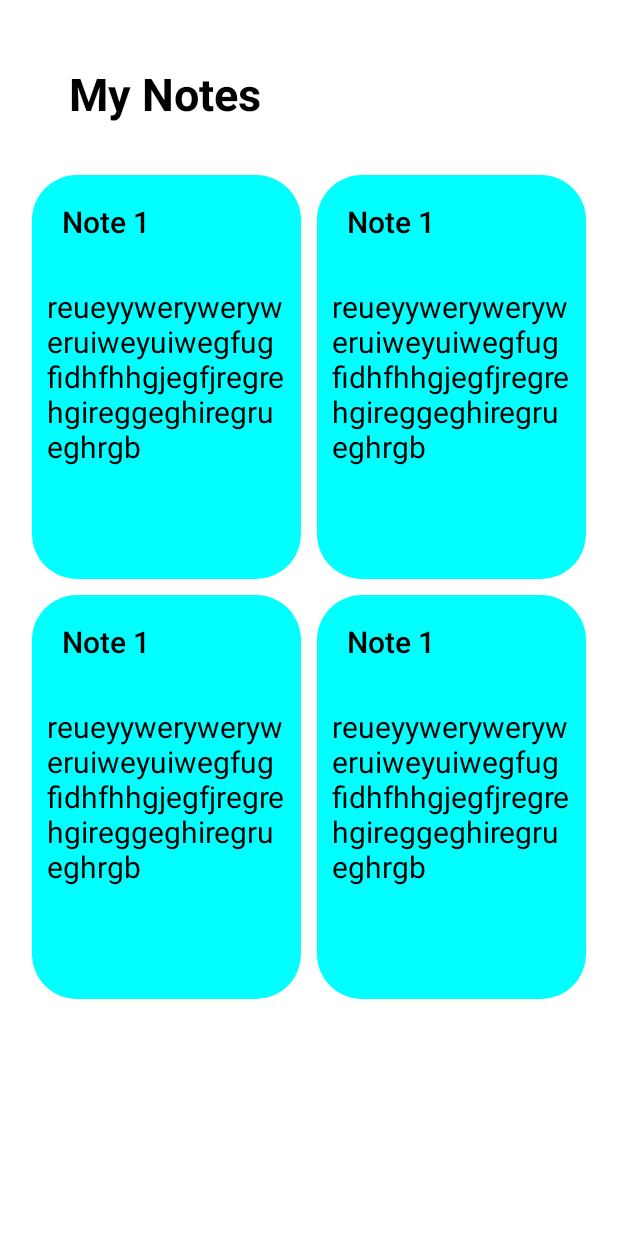
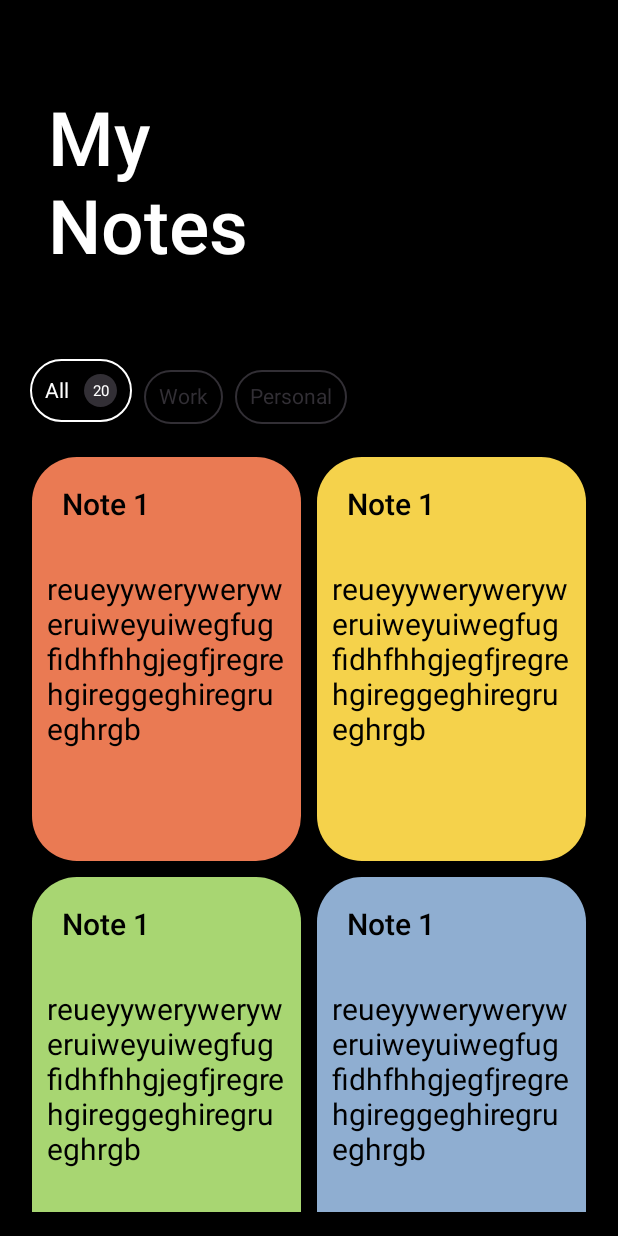
Before and after one commit to navneet851/PRODIGY_AD_02, an Android app built with Jetpack Compose: the @Preview function HomeScreen, on a phone screen of 412 x 824 dp. Run offline under Robolectric (Android 15) with nearby library versions, the phone set to English and light mode, and no system bars.

Commit message:
Home Screen

```diff
--- /dev/null
+++ b/app/src/main/java/com/android/todo/ui/components/ChipSection.kt
@@ -0,0 +1,79 @@
+package com.android.todo.ui.components
+
+import androidx.compose.animation.core.animateDpAsState
+import androidx.compose.foundation.background
+import androidx.compose.foundation.border
+import androidx.compose.foundation.layout.Arrangement
+import androidx.compose.foundation.layout.Box
+import androidx.compose.foundation.layout.Row
+import androidx.compose.foundation.layout.Spacer
+import androidx.compose.foundation.layout.fillMaxSize
+import androidx.compose.foundation.layout.fillMaxWidth
+import androidx.compose.foundation.layout.height
+import androidx.compose.foundation.layout.offset
+import androidx.compose.foundation.layout.padding
+import androidx.compose.foundation.layout.width
+import androidx.compose.foundation.shape.RoundedCornerShape
+import androidx.compose.material3.MaterialTheme
+import androidx.compose.material3.Text
+import androidx.compose.runtime.Composable
+import androidx.compose.runtime.getValue
+import androidx.compose.ui.Alignment
+import androidx.compose.ui.Modifier
+import androidx.compose.ui.draw.clip
+import androidx.compose.ui.graphics.Color
+import androidx.compose.ui.tooling.preview.Preview
+import androidx.compose.ui.unit.dp
+import androidx.compose.ui.unit.sp
+
+data class Chip(
+    val text: String,
+    val selected: Boolean,
+    val count: Int
+)
+
+
+@Composable
+fun ChipSection(
+    chips: List<Chip>
+) {
+    Row(
+        verticalAlignment = Alignment.CenterVertically,
+        modifier = Modifier
+            .fillMaxWidth()
+            .height(70.dp)
+    ) {
+        repeat(chips.size) {
+            val offsetY by animateDpAsState(if (chips[it].selected) (-4).dp else 0.dp)
+            Row(
+                horizontalArrangement = Arrangement.SpaceBetween,
+                verticalAlignment = Alignment.CenterVertically,
+                modifier = Modifier
+                    .padding(4.dp)
+                    .offset(y = offsetY)
+                    .border(1.dp, if(chips[it].selected) Color.White else MaterialTheme.colorScheme.inverseSurface, RoundedCornerShape(50))
+                    .padding(10.dp)
+            ) {
+                Text(text = chips[it].text, color = if(chips[it].selected) Color.White else MaterialTheme.colorScheme.inverseSurface)
+                if (chips[it].selected) {
+                    Spacer(Modifier.width(10.dp))
+                    Box(
+                        contentAlignment = Alignment.Center,
+                        modifier = Modifier
+                            .height(22.dp)
+                            .width(22.dp)
+                            .clip(RoundedCornerShape(50))
+                            .background(MaterialTheme.colorScheme.inverseSurface)
+                    ) {
+                        Text(
+                            color = Color.White,
+                            fontSize = 10.sp,
+                            text = chips[it].count.toString()
+                        )
+                    }
+                }
+
+            }
+        }
+    }
+}
--- a/app/src/main/java/com/android/todo/ui/components/NoteTemplate.kt
+++ b/app/src/main/java/com/android/todo/ui/components/NoteTemplate.kt
@@ -9,6 +9,7 @@ import androidx.compose.foundation.layout.padding
 import androidx.compose.foundation.rememberScrollState
 import androidx.compose.foundation.shape.RoundedCornerShape
 import androidx.compose.foundation.verticalScroll
+import androidx.compose.material3.MaterialTheme
 import androidx.compose.material3.Text
 import androidx.compose.runtime.Composable
 import androidx.compose.ui.Modifier
@@ -22,14 +23,14 @@ import androidx.compose.ui.unit.sp
 @Preview(showBackground = true)
 @Composable
 fun NoteTemplate(
-
+    color : Color = MaterialTheme.colorScheme.inverseSurface
 ) {
     Column(
         modifier = Modifier
             .height(280.dp)
             .padding(5.dp)
             .clip(RoundedCornerShape(30.dp))
-            .background(Color.Cyan)
+            .background(color)
             .padding(10.dp)
 //            .verticalScroll(rememberScrollState())
 
--- a/app/src/main/java/com/android/todo/ui/screens/HomeScreen.kt
+++ b/app/src/main/java/com/android/todo/ui/screens/HomeScreen.kt
@@ -1,6 +1,8 @@
 package com.android.todo.ui.screens
 
+import androidx.compose.foundation.background
 import androidx.compose.foundation.layout.Column
+import androidx.compose.foundation.layout.Spacer
 import androidx.compose.foundation.layout.fillMaxSize
 import androidx.compose.foundation.layout.padding
 import androidx.compose.foundation.lazy.grid.GridCells
@@ -9,11 +11,19 @@ import androidx.compose.foundation.shape.RoundedCornerShape
 import androidx.compose.material3.Text
 import androidx.compose.runtime.Composable
 import androidx.compose.ui.Modifier
+import androidx.compose.ui.graphics.Color
 import androidx.compose.ui.text.font.FontWeight
 import androidx.compose.ui.tooling.preview.Preview
 import androidx.compose.ui.unit.dp
 import androidx.compose.ui.unit.sp
+import com.android.todo.ui.components.Chip
+import com.android.todo.ui.components.ChipSection
 import com.android.todo.ui.components.NoteTemplate
+import com.android.todo.ui.theme.CustomBlue
+import com.android.todo.ui.theme.CustomGreen
+import com.android.todo.ui.theme.CustomLightYellow
+import com.android.todo.ui.theme.CustomOrange
+import com.android.todo.ui.theme.CustomYellow
 
 @Preview()
 @Composable
@@ -21,19 +31,34 @@ private fun HomeScreen() {
     Column(
         modifier = Modifier
             .fillMaxSize()
+            .background(Color.Black)
             .padding(16.dp)
     ) {
+        var chips = listOf(
+            Chip("All", true, 20),
+            Chip("Work", false, 15),
+            Chip("Personal", false, 34)
+        )
+
+        val colors = listOf(CustomOrange, CustomYellow, CustomGreen, CustomBlue, CustomLightYellow)
+        Spacer(Modifier.padding(16.dp))
         Text(
-           modifier = Modifier.padding(30.dp),
-           fontSize = 30.sp,
-           text = "My Notes",
-           fontWeight = FontWeight.Bold
+            modifier = Modifier.padding(16.dp),
+            fontSize = 50.sp,
+            text = "My \nNotes",
+            color = Color.White,
+            fontWeight = FontWeight.Medium
         )
+        Spacer(Modifier.padding(16.dp))
+
+
+        ChipSection(chips)
+
         LazyVerticalGrid(
             columns = GridCells.Fixed(2)
         ) {
-           items(4) {
-               NoteTemplate()
+            items(colors.size) {
+                NoteTemplate(color = colors[it])
             }
 
         }
--- a/app/src/main/java/com/android/todo/ui/theme/Color.kt
+++ b/app/src/main/java/com/android/todo/ui/theme/Color.kt
@@ -9,3 +9,9 @@ val Pink80 = Color(0xFFEFB8C8)
 val Purple40 = Color(0xFF6650a4)
 val PurpleGrey40 = Color(0xFF625b71)
 val Pink40 = Color(0xFF7D5260)
+
+val CustomOrange = Color(0xFFEA7A53)
+val CustomYellow = Color(0xFFF5D24B)
+val CustomGreen = Color(0xFFA8D672)
+val CustomBlue = Color(0xFF8FAED1)
+val CustomLightYellow = Color(0xFFF6ECC9)
```
Lines whose indentation alone changed are shown as unchanged.
